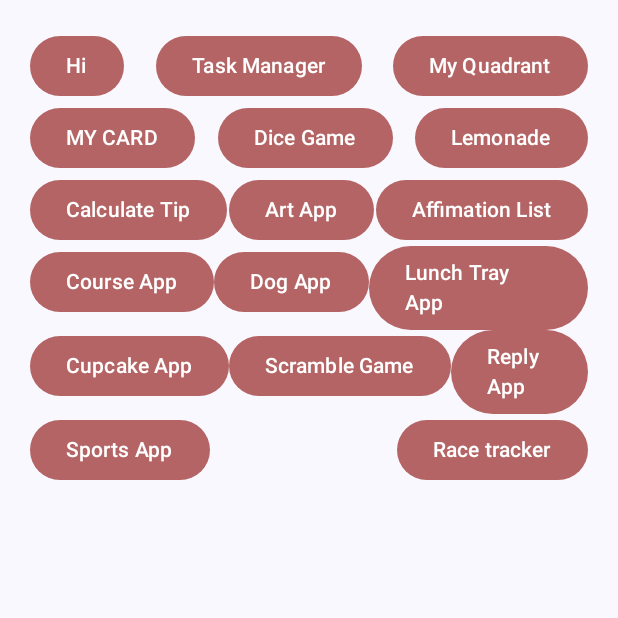
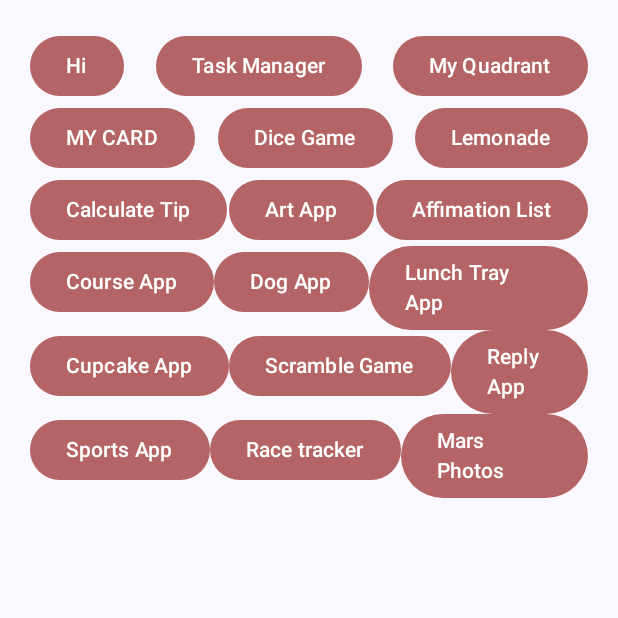
Before and after one commit to Xylia43/MyFirstKotlinProject, an Android app built with Jetpack Compose: the screen it shows after launch (MainActivity), on a phone screen of 412 x 824 dp, the top half of it. Run offline under Robolectric (Android 15) with nearby library versions, the phone set to English and light mode, and no system bars; our stand-ins replace window size class; Roboto replaces fonts that are not available here.

Commit message:
Unit 5,pathway 1, Mars Photos App initial code

```diff
--- a/app/src/main/java/com/example/first/MainActivity.kt
+++ b/app/src/main/java/com/example/first/MainActivity.kt
@@ -42,6 +42,7 @@ import com.example.first.ui.CourseList
 import com.example.first.ui.DiceWithButtonAndImage
 import com.example.first.ui.GreetingScreen
 import com.example.first.ui.Lemonade
+import com.example.first.ui.MarsPhotosApp
 import com.example.first.ui.MyBusinessCard
 import com.example.first.ui.MyQuadrantScreen
 import com.example.first.ui.RaceTrackerApp
@@ -108,7 +109,8 @@ enum class MyAppScreen() {
     WordGame,
     ReplyApp,
     SportsApp,
-    RaceTrackApp
+    RaceTrackApp,
+    MarsPhotosApp
 }
 @OptIn(ExperimentalMaterial3WindowSizeClassApi::class)
 @SuppressLint("UnusedMaterial3ScaffoldPaddingParameter")
@@ -200,6 +202,9 @@ fun MyApp(
             }
             composable(route = MyAppScreen.RaceTrackApp.name) {
                 RaceTrackerApp()
+            }
+            composable(route = MyAppScreen.MarsPhotosApp.name) {
+                MarsPhotosApp()
             }
 
         }
@@ -435,6 +440,17 @@ fun MyAppList(modifier: Modifier = Modifier,navController: NavHostController) {
                 Text(stringResource(id = R.string.race_tracker_app))
 
             }
+            Button(
+                onClick = { // go to a new page
+                    navController.navigate(MyAppScreen.MarsPhotosApp.name)
+                } ,
+                colors = ButtonDefaults.buttonColors(
+                    containerColor = Color(red = 180 , green = 100 , blue = 100)
+                )
+            ) {
+                Text(stringResource(id = R.string.mars_photos_app))
+
+            }
 
         }
     }
--- a/app/src/main/res/values/strings.xml
+++ b/app/src/main/res/values/strings.xml
@@ -382,4 +382,10 @@
     <string name="player_two_name">Player 2</string>
     <!-- race tracker app end-->
 
+    <string name="mars_photos_app">Mars Photos</string>
+    <string name="loading_failed">Failed to load</string>
+    <string name="placeholder_result">Placeholder result text</string>
+    <string name="retry">Retry</string>
+    <string name="loading">Loading</string>
+    <string name="mars_photo">Mars photo</string>
 </resources>
```
Also changed, not shown: app/src/main/java/com/example/first/ui/MarsPhotosApp.kt (added, +63 -0 lines), app/src/main/java/com/example/first/ui/screens/HomeScreen.kt (added, +51 -0 lines), app/src/main/java/com/example/first/ui/screens/MarsViewModel.kt (added, +36 -0 lines).
